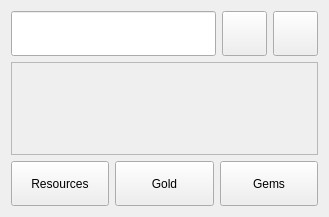
The window that gui/ui_files/black_market_profile.ui (evsahal/TaskEX) describes before a commit, drawn with Qt 5.
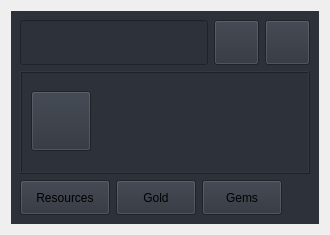
The same window after the commit. Icons and pictures are not drawn.

Commit message: bm black market ui

```diff
--- a/gui/ui_files/black_market_profile.ui
+++ b/gui/ui_files/black_market_profile.ui
@@ -6,15 +6,42 @@
    <rect>
     <x>0</x>
     <y>0</y>
-    <width>329</width>
-    <height>217</height>
+    <width>330</width>
+    <height>235</height>
    </rect>
   </property>
+  <property name="minimumSize">
+   <size>
+    <width>330</width>
+    <height>0</height>
+   </size>
+  </property>
+  <property name="maximumSize">
+   <size>
+    <width>330</width>
+    <height>16777215</height>
+   </size>
+  </property>
   <property name="windowTitle">
    <string>Form</string>
   </property>
+  <property name="styleSheet">
+   <string notr="true"/>
+  </property>
   <layout class="QVBoxLayout" name="verticalLayout">
    <item>
+    <widget class="QFrame" name="frame_4">
+     <property name="styleSheet">
+      <string notr="true">background-color: rgb(44, 49, 58);</string>
+     </property>
+     <property name="frameShape">
+      <enum>QFrame::Shape::NoFrame</enum>
+     </property>
+     <property name="frameShadow">
+      <enum>QFrame::Shadow::Raised</enum>
+     </property>
+     <layout class="QVBoxLayout" name="verticalLayout_2">
+      <item>
     <widget class="QFrame" name="frame">
      <property name="frameShape">
       <enum>QFrame::Shape::NoFrame</enum>
@@ -81,9 +108,12 @@
     </widget>
    </item>
    <item>
-    <widget class="QFrame" name="frame_2">
+       <widget class="QFrame" name="template_frame">
+        <property name="styleSheet">
+         <string notr="true"/>
+        </property>
      <property name="frameShape">
-      <enum>QFrame::Shape::NoFrame</enum>
+         <enum>QFrame::Shape::Box</enum>
      </property>
      <property name="frameShadow">
       <enum>QFrame::Shadow::Raised</enum>
@@ -103,6 +133,12 @@
       </property>
       <item>
        <widget class="QScrollArea" name="scrollArea">
+           <property name="styleSheet">
+            <string notr="true"/>
+           </property>
+           <property name="frameShape">
+            <enum>QFrame::Shape::NoFrame</enum>
+           </property>
         <property name="verticalScrollBarPolicy">
          <enum>Qt::ScrollBarPolicy::ScrollBarAlwaysOff</enum>
         </property>
@@ -114,11 +150,14 @@
           <rect>
            <x>0</x>
            <y>0</y>
-           <width>305</width>
-           <height>89</height>
+              <width>282</width>
+              <height>93</height>
           </rect>
          </property>
          <layout class="QHBoxLayout" name="horizontalLayout_4">
+             <property name="spacing">
+              <number>0</number>
+             </property>
           <property name="leftMargin">
            <number>0</number>
           </property>
@@ -131,25 +170,58 @@
           <property name="bottomMargin">
            <number>0</number>
           </property>
-          <item>
+             <item alignment="Qt::AlignmentFlag::AlignLeft|Qt::AlignmentFlag::AlignVCenter">
            <widget class="QFrame" name="scroll_area_frame">
+               <property name="sizePolicy">
+                <sizepolicy hsizetype="Expanding" vsizetype="Expanding">
+                 <horstretch>0</horstretch>
+                 <verstretch>0</verstretch>
+                </sizepolicy>
+               </property>
             <property name="frameShape">
              <enum>QFrame::Shape::NoFrame</enum>
             </property>
             <property name="frameShadow">
              <enum>QFrame::Shadow::Raised</enum>
             </property>
-           </widget>
-          </item>
-         </layout>
-        </widget>
-       </widget>
-      </item>
-     </layout>
-    </widget>
-   </item>
+               <layout class="QHBoxLayout" name="horizontalLayout_5">
+                <property name="bottomMargin">
+                 <number>11</number>
+                </property>
    <item>
-    <widget class="QFrame" name="frame_3">
+                 <widget class="QPushButton" name="add_template_btn">
+                  <property name="sizePolicy">
+                   <sizepolicy hsizetype="Fixed" vsizetype="Expanding">
+                    <horstretch>0</horstretch>
+                    <verstretch>0</verstretch>
+                   </sizepolicy>
+                  </property>
+                  <property name="minimumSize">
+                   <size>
+                    <width>60</width>
+                    <height>60</height>
+                   </size>
+                  </property>
+                  <property name="text">
+                   <string/>
+                  </property>
+                  <property name="icon">
+                   <iconset theme="QIcon::ThemeIcon::ListAdd"/>
+                  </property>
+                 </widget>
+                </item>
+               </layout>
+              </widget>
+             </item>
+            </layout>
+           </widget>
+          </widget>
+         </item>
+        </layout>
+       </widget>
+      </item>
+      <item alignment="Qt::AlignmentFlag::AlignLeft">
+       <widget class="QFrame" name="purchase_button_frame">
      <property name="minimumSize">
       <size>
        <width>0</width>
@@ -179,8 +251,8 @@
        <widget class="QPushButton" name="rss_btn">
         <property name="minimumSize">
          <size>
-          <width>0</width>
-          <height>45</height>
+             <width>90</width>
+             <height>35</height>
          </size>
         </property>
         <property name="text">
@@ -189,14 +261,17 @@
         <property name="checkable">
          <bool>true</bool>
         </property>
+           <property name="checked">
+            <bool>false</bool>
+           </property>
        </widget>
       </item>
       <item>
        <widget class="QPushButton" name="gold_btn">
         <property name="minimumSize">
          <size>
-          <width>0</width>
-          <height>45</height>
+             <width>80</width>
+             <height>35</height>
          </size>
         </property>
         <property name="text">
@@ -211,8 +286,8 @@
        <widget class="QPushButton" name="gems_btn">
         <property name="minimumSize">
          <size>
-          <width>0</width>
-          <height>45</height>
+             <width>80</width>
+             <height>35</height>
          </size>
         </property>
         <property name="text">
@@ -221,6 +296,9 @@
         <property name="checkable">
          <bool>true</bool>
         </property>
+          </widget>
+         </item>
+        </layout>
        </widget>
       </item>
      </layout>
```
Lines whose indentation alone changed are shown as unchanged. The commit also changes 7 other files.
